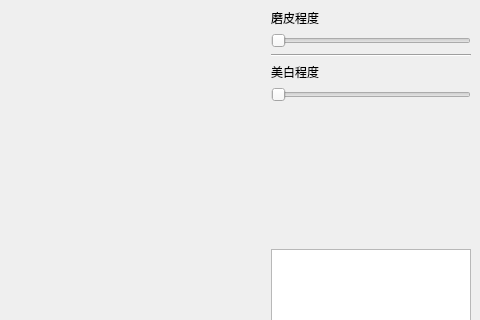
This is GuiDemo/GuiDemo.ui in lyapple2008/FaceBeauty as Qt 5 draws it before an edit; both pictures show x 593 to 1073 and y 0 to 320 of the 1073 by 441 pixel window. The edited form follows.
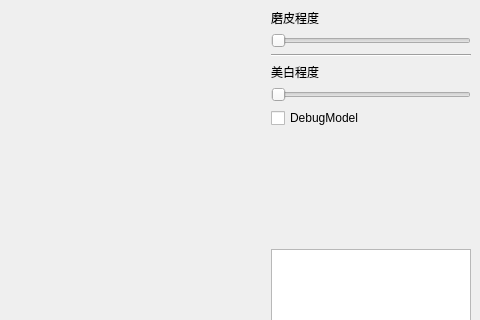
This is the edited form.

The edit to the form file:
```diff
--- a/GuiDemo/GuiDemo.ui
+++ b/GuiDemo/GuiDemo.ui
@@ -110,6 +110,13 @@
         </property>
        </widget>
       </item>
+      <item>
+       <widget class="QCheckBox" name="debugCheckbox">
+        <property name="text">
+         <string>DebugModel</string>
+        </property>
+       </widget>
+      </item>
       <item>
        <spacer name="verticalSpacer">
         <property name="orientation">
```
